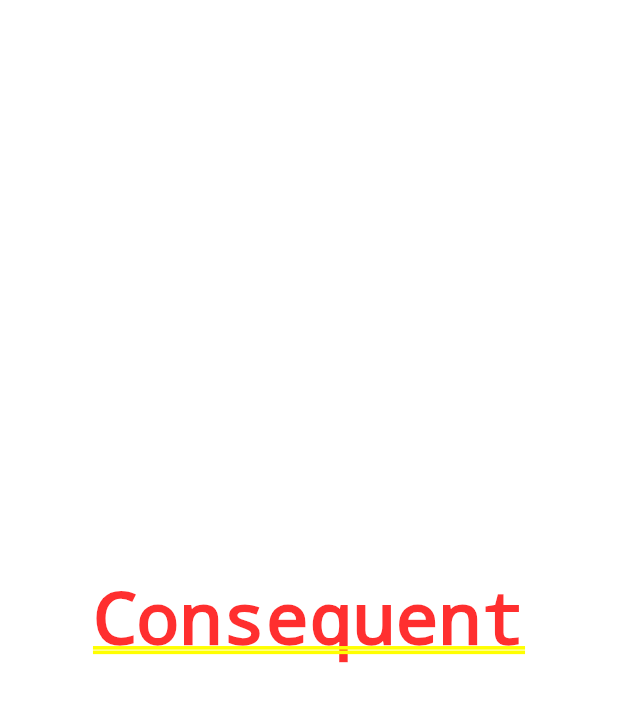
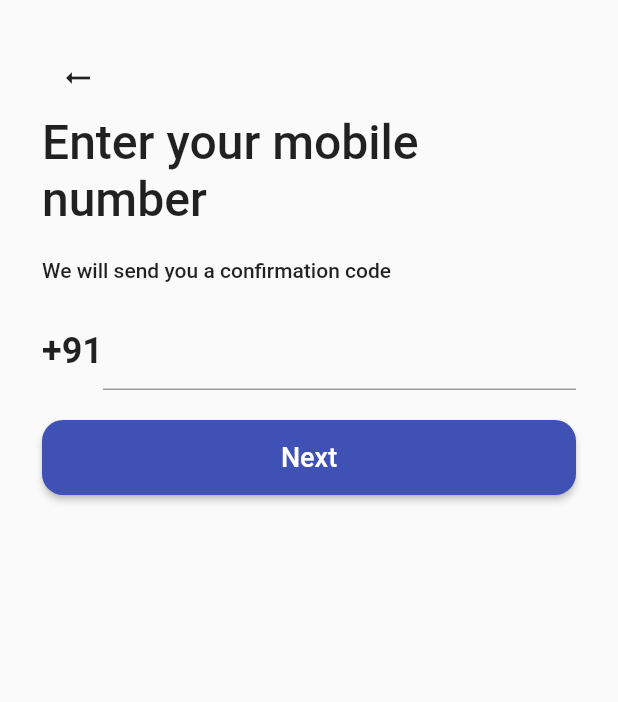
Before and after one commit to devesh2997/consequent_client, a Flutter app: the screen it shows after launch, on a phone screen of 412 x 824 dp. Shown: the top 702 px of the screen. Run offline on Flutter 3.47's test engine with Material 2 defaults, Android fonts, the phone set to English and light mode, and no system bars.

Commit message:
login page and data domain init

```diff
--- /dev/null
+++ b/lib/domain/repositories/identity_repo.dart
@@ -0,0 +1,5 @@
+abstract class IdentityRepo {
+  Future<void> isLoggedIn();
+  Future<void> sendOTP(int mobileNumber);
+  Future<bool> verifyOTP(int mobileNumber, int otp);
+}
--- a/lib/main.dart
+++ b/lib/main.dart
@@ -1,3 +1,4 @@
+import 'package:consequent_client/presentation/pages/login.dart';
 import 'package:consequent_client/presentation/pages/splash.dart';
 import 'package:flutter/material.dart';
 
@@ -15,9 +16,28 @@ class MyApp extends StatelessWidget {
       debugShowCheckedModeBanner: false,
       title: 'Consequent',
       theme: ThemeData(
-        primarySwatch: Colors.blue,
+        primaryColor: Colors.indigoAccent,
+        brightness: Brightness.light,
+        backgroundColor: Colors.white,
+        dividerColor: Colors.white54,
+        colorScheme: ColorScheme.fromSwatch(primarySwatch: Colors.indigo)
+            .copyWith(
+                secondary: Colors.indigo.shade100,
+                brightness: Brightness.light),
+        highlightColor: Colors.blue,
       ),
-      home: const Splash(),
+      darkTheme: ThemeData(
+        primaryColor: Colors.indigo.shade900,
+        brightness: Brightness.dark,
+        backgroundColor: const Color(0xFF212121),
+        dividerColor: Colors.black12,
+        colorScheme: ColorScheme.fromSwatch(primarySwatch: Colors.indigo)
+            .copyWith(
+                secondary: Colors.indigo.shade900, brightness: Brightness.dark),
+        highlightColor: Colors.pink,
+      ),
+      themeMode: ThemeMode.light,
+      home: const Login(),
     );
   }
 }
--- /dev/null
+++ b/lib/presentation/pages/login.dart
@@ -0,0 +1,73 @@
+import 'package:consequent_client/presentation/widgets/buttons/rounded_button.dart';
+import 'package:consequent_client/presentation/widgets/texts/heading_1.dart';
+import 'package:consequent_client/presentation/widgets/texts/subtitle.dart';
+import 'package:flutter/material.dart';
+import 'dart:math' as math;
+
+class Login extends StatelessWidget {
+  const Login({Key? key}) : super(key: key);
+
+  @override
+  Widget build(BuildContext context) {
+    return Scaffold(
+      body: Padding(
+        padding: const EdgeInsets.all(28.0),
+        child: Column(
+          crossAxisAlignment: CrossAxisAlignment.start,
+          children: [
+            Row(
+              children: [
+                Transform.rotate(
+                  angle: 180 * math.pi / 180,
+                  child: IconButton(
+                      onPressed: () {},
+                      icon: const Icon(
+                        Icons.arrow_right_alt,
+                      )),
+                )
+              ],
+            ),
+            const Heading1(
+              "Enter your mobile number",
+            ),
+            const Padding(
+              padding: EdgeInsets.fromLTRB(0, 20, 0, 20),
+              child: Subtitle(
+                "We will send you a confirmation code",
+              ),
+            ),
+            Row(
+              mainAxisSize: MainAxisSize.max,
+              children: const [
+                Text(
+                  "+91",
+                  style: TextStyle(
+                    fontWeight: FontWeight.w600,
+                    fontSize: 24,
+                  ),
+                ),
+                Expanded(
+                  child: TextField(
+                    style: TextStyle(
+                      fontWeight: FontWeight.w600,
+                      fontSize: 24,
+                      letterSpacing: 5,
+                    ),
+                  ),
+                ),
+              ],
+            ),
+            const SizedBox(
+              height: 20,
+            ),
+            RoundedButton(
+              isExtended: true,
+              onPressed: () {},
+              ctaText: "Next",
+            ),
+          ],
+        ),
+      ),
+    );
+  }
+}
--- a/lib/presentation/pages/splash.dart
+++ b/lib/presentation/pages/splash.dart
@@ -1,3 +1,4 @@
+import 'package:consequent_client/presentation/widgets/buttons/extended_button.dart';
 import 'package:flutter/material.dart';
 
 class Splash extends StatelessWidget {
@@ -5,8 +6,29 @@ class Splash extends StatelessWidget {
 
   @override
   Widget build(BuildContext context) {
-    return Center(
-      child: Text("Consequent"),
+    return Scaffold(
+      body: Column(
+        children: [
+          const Expanded(
+            child: Center(
+              child: Text(
+                "Consequent",
+                style: TextStyle(
+                  fontSize: 32,
+                  fontWeight: FontWeight.bold,
+                ),
+              ),
+            ),
+          ),
+          Padding(
+            padding: const EdgeInsets.all(20.0),
+            child: ExtendedButton(
+              ctaText: "GET STARTED",
+              onPressed: () {},
+            ),
+          ),
+        ],
+      ),
     );
   }
 }
--- /dev/null
+++ b/lib/presentation/widgets/buttons/extended_button.dart
@@ -0,0 +1,26 @@
+import 'package:flutter/material.dart';
+
+class ExtendedButton extends StatelessWidget {
+  final void Function() onPressed;
+  final String ctaText;
+
+  const ExtendedButton(
+      {Key? key, required this.onPressed, required this.ctaText})
+      : super(key: key);
+
+  @override
+  Widget build(BuildContext context) {
+    return ElevatedButton(
+      style: ElevatedButton.styleFrom(
+        minimumSize: const Size.fromHeight(50),
+      ),
+      onPressed: onPressed,
+      child: Text(
+        ctaText,
+        style: const TextStyle(
+          fontSize: 16,
+        ),
+      ),
+    );
+  }
+}
--- /dev/null
+++ b/lib/presentation/widgets/buttons/rounded_button.dart
@@ -0,0 +1,51 @@
+import 'package:flutter/material.dart';
+
+class RoundedButton extends StatelessWidget {
+  final void Function() onPressed;
+  final String ctaText;
+  bool? isExtended;
+
+  RoundedButton({
+    Key? key,
+    required this.onPressed,
+    required this.ctaText,
+    this.isExtended = false,
+  }) : super(key: key);
+
+  ButtonStyle getButtonStyle() {
+    MaterialStateProperty<OutlinedBorder?> buttonShape =
+        MaterialStateProperty.all<RoundedRectangleBorder>(
+      RoundedRectangleBorder(
+        borderRadius: BorderRadius.circular(14.0),
+      ),
+    );
+    ButtonStyle bs;
+
+    if (isExtended ?? false) {
+      bs = ButtonStyle(
+        minimumSize: MaterialStateProperty.all<Size>(const Size.fromHeight(50)),
+        shape: buttonShape,
+      );
+    } else {
+      bs = ButtonStyle(
+        shape: buttonShape,
+      );
+    }
+
+    return bs;
+  }
+
+  @override
+  Widget build(BuildContext context) {
+    return ElevatedButton(
+      style: getButtonStyle(),
+      onPressed: onPressed,
+      child: Text(
+        ctaText,
+        style: const TextStyle(
+          fontSize: 18,
+        ),
+      ),
+    );
+  }
+}
--- /dev/null
+++ b/lib/presentation/widgets/texts/heading_1.dart
@@ -0,0 +1,17 @@
+import 'package:flutter/material.dart';
+
+class Heading1 extends StatelessWidget {
+  final String text;
+  const Heading1(this.text, {Key? key}) : super(key: key);
+
+  @override
+  Widget build(BuildContext context) {
+    return Text(
+      text,
+      style: const TextStyle(
+        fontSize: 32,
+        fontWeight: FontWeight.w500,
+      ),
+    );
+  }
+}
--- /dev/null
+++ b/lib/presentation/widgets/texts/subtitle.dart
@@ -0,0 +1,16 @@
+import 'package:flutter/material.dart';
+
+class Subtitle extends StatelessWidget {
+  final String text;
+  const Subtitle(this.text, {Key? key}) : super(key: key);
+
+  @override
+  Widget build(BuildContext context) {
+    return Text(
+      text,
+      style: const TextStyle(
+        fontWeight: FontWeight.w500,
+      ),
+    );
+  }
+}
```
Also changed, not shown: lib/domain/services/identity_service.dart (added).
